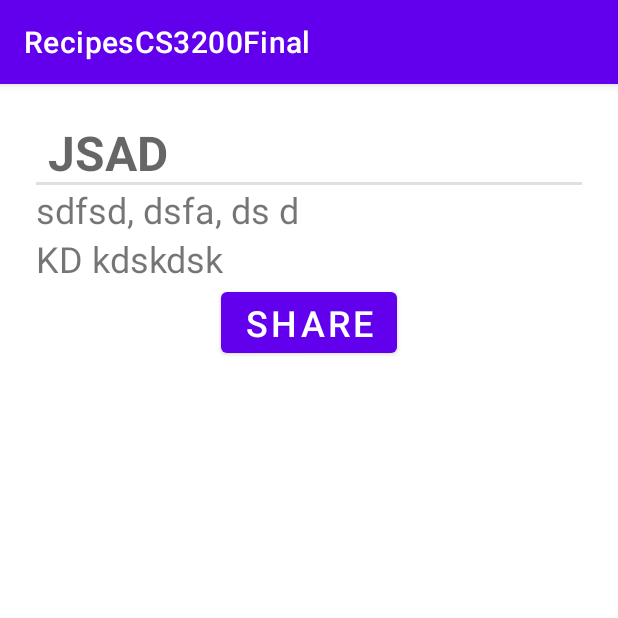
After one commit to jacedave/more-recipes, an Android app: the fragment RecipeFragment placed in its activity, on a phone screen of 412 x 824 dp, the top half of it. The commit adds this screen. Run offline under Robolectric (Android 15) with nearby library versions, the phone set to English and light mode, and no system bars; 5 statements that could not run were skipped.

Commit message:
running well

```diff
--- a/app/build.gradle
+++ b/app/build.gradle
@@ -39,6 +39,12 @@ dependencies {
     implementation 'androidx.appcompat:appcompat:1.2.0'
     implementation 'com.google.android.material:material:1.3.0'
     implementation 'androidx.constraintlayout:constraintlayout:2.0.4'
+    implementation 'com.squareup.retrofit2:retrofit:2.9.0'
+    implementation 'com.squareup.retrofit2:converter-scalars:2.9.0'
+    implementation 'com.google.code.gson:gson:2.8.6'
+    implementation 'com.squareup.retrofit2:converter-gson:2.9.0'
+    implementation 'androidx.lifecycle:lifecycle-extensions:2.2.0'
+    implementation 'androidx.recyclerview:recyclerview:1.2.0'
     testImplementation 'junit:junit:4.+'
     androidTestImplementation 'androidx.test.ext:junit:1.1.2'
     androidTestImplementation 'androidx.test.espresso:espresso-core:3.3.0'
--- a/app/src/main/AndroidManifest.xml
+++ b/app/src/main/AndroidManifest.xml
@@ -1,6 +1,8 @@
 <?xml version="1.0" encoding="utf-8"?>
 <manifest xmlns:android="http://schemas.android.com/apk/res/android"
     package="com.example.recipescs3200final">
+
+    <uses-permission android:name="android.permission.INTERNET" />
 
     <application
         android:allowBackup="true"
--- /dev/null
+++ b/app/src/main/java/com/example/recipescs3200final/Fetcher.kt
@@ -0,0 +1,48 @@
+package com.example.recipescs3200final
+
+import android.util.Log
+import androidx.lifecycle.LiveData
+import androidx.lifecycle.MutableLiveData
+import com.example.recipescs3200final.api.MyAPI
+import retrofit2.Call
+import retrofit2.Callback
+import retrofit2.Response
+import retrofit2.Retrofit
+import retrofit2.converter.gson.GsonConverterFactory
+import retrofit2.converter.scalars.ScalarsConverterFactory
+
+private const val TAG = "Fetcher"
+
+class Fetcher {
+
+    private val myAPI: MyAPI
+
+    init {
+        val retrofit: Retrofit = Retrofit.Builder()
+            .baseUrl("https://api.jsonbin.io/v3/")
+            .addConverterFactory(GsonConverterFactory.create())
+            .build()
+
+        myAPI = retrofit.create(MyAPI::class.java)
+    }
+
+    fun fetchContents(): LiveData<List<RecipeItem>> {
+        val responseLiveData: MutableLiveData<List<RecipeItem>> = MutableLiveData()
+
+        val myRequest: Call<RecipeResponse> = myAPI.fetchContents()
+
+        myRequest.enqueue(object: Callback<RecipeResponse> {
+            override fun onFailure(call: Call<RecipeResponse>, t: Throwable) {
+                Log.e(TAG, "Failed to fetch data", t)
+            }
+
+            override fun onResponse(call: Call<RecipeResponse>, response: Response<RecipeResponse>) {
+                Log.d(TAG, "Response received")
+                val recipeResponse: RecipeResponse? = response.body()
+                val recipeList: List<RecipeItem> = recipeResponse?.recipeList ?: mutableListOf()
+                responseLiveData.value = recipeList
+            }
+        })
+        return responseLiveData
+    }
+}
--- a/app/src/main/java/com/example/recipescs3200final/MainActivity.kt
+++ b/app/src/main/java/com/example/recipescs3200final/MainActivity.kt
@@ -3,13 +3,24 @@ package com.example.recipescs3200final
 import androidx.appcompat.app.AppCompatActivity
 import android.os.Bundle
 
-class MainActivity : AppCompatActivity() {
+private const val TAG = "MainActivity"
+
+class MainActivity : AppCompatActivity(), RecipeListFragment.Callbacks {
     override fun onCreate(savedInstanceState: Bundle?) {
         super.onCreate(savedInstanceState)
         setContentView(R.layout.activity_main)
 
+        val isFragmentContainerEmpty = savedInstanceState == null
+        if (isFragmentContainerEmpty) {
+            supportFragmentManager.beginTransaction().add(R.id.fragmentContainer, RecipeListFragment.newInstance()).commit()
+        }
+
         // api url - https://api.jsonbin.io/b/606c86db639769186474a424/1
+    }
 
+    override fun onRecipeSelected(recipe: RecipeItem) {
+        val fragment = RecipeFragment.newInstance(recipe)
+        supportFragmentManager.beginTransaction().replace(R.id.fragmentContainer, fragment).addToBackStack(null).commit()
+    }
 
-    }
 }
--- /dev/null
+++ b/app/src/main/java/com/example/recipescs3200final/RecipeFragment.kt
@@ -0,0 +1,72 @@
+package com.example.recipescs3200final
+
+import android.os.Bundle
+import android.view.LayoutInflater
+import android.view.View
+import android.view.ViewGroup
+import android.widget.Button
+import android.widget.TextView
+import androidx.fragment.app.Fragment
+
+private const val ARG_RECIPE_ID = "recipe_ID"
+private const val ARG_RECIPE_NAME = "recipe_name"
+private const val ARG_RECIPE_NUMOFING = "recipe_numofing"
+private const val ARG_RECIPE_INGREDIENTS = "recipe_ingredients"
+private const val ARG_RECIPE_DIRECTIONS = "recipe_directions"
+
+class RecipeFragment : Fragment() {
+    private lateinit var recipe: RecipeItem
+    private lateinit var nameTextView: TextView
+    private lateinit var ingredientsTextView: TextView
+    private lateinit var directionsTextView: TextView
+    private lateinit var shareButton: Button
+
+    override fun onCreate(savedInstanceState: Bundle?) {
+        super.onCreate(savedInstanceState)
+        recipe = RecipeItem(1, "jsad", 3, "sdfsd, dsfa, ds d", "KD kdskdsk")
+        recipe.id = arguments?.getSerializable(ARG_RECIPE_ID) as Int
+        recipe.name = arguments?.getSerializable(ARG_RECIPE_NAME) as String
+        recipe.numofings = arguments?.getSerializable(ARG_RECIPE_NUMOFING) as Int
+        recipe.ingredients = arguments?.getSerializable(ARG_RECIPE_INGREDIENTS) as String
+        recipe.directions = arguments?.getSerializable(ARG_RECIPE_DIRECTIONS) as String
+    }
+
+    override fun onCreateView(
+        inflater: LayoutInflater,
+        container: ViewGroup?,
+        savedInstanceState: Bundle?
+    ): View? {
+        val view = inflater.inflate(R.layout.fragment_recipe, container, false)
+
+        nameTextView = view.findViewById(R.id.name)
+        ingredientsTextView = view.findViewById(R.id.ingredients)
+        directionsTextView = view.findViewById(R.id.directions)
+        shareButton = view.findViewById(R.id.share_button)
+
+        return view
+    }
+
+    override fun onViewCreated(view: View, savedInstanceState: Bundle?) {
+        super.onViewCreated(view, savedInstanceState)
+
+        nameTextView.text = recipe.name
+        ingredientsTextView.text = recipe.ingredients
+        directionsTextView.text = recipe.directions
+    }
+
+    companion object {
+        fun newInstance(recipeItem: RecipeItem) : RecipeFragment {
+            val fragment = RecipeFragment()
+
+            val arguments = Bundle()
+            arguments.putSerializable(ARG_RECIPE_ID, recipeItem.id)
+            arguments.putSerializable(ARG_RECIPE_NAME, recipeItem.name)
+            arguments.putSerializable(ARG_RECIPE_NUMOFING, recipeItem.numofings)
+            arguments.putSerializable(ARG_RECIPE_INGREDIENTS, recipeItem.ingredients)
+            arguments.putSerializable(ARG_RECIPE_DIRECTIONS, recipeItem.directions)
+            fragment.arguments = arguments
+
+            return fragment
+        }
+    }
+}
--- /dev/null
+++ b/app/src/main/java/com/example/recipescs3200final/RecipeItem.kt
@@ -0,0 +1,9 @@
+package com.example.recipescs3200final
+
+data class RecipeItem(
+    var id: Int,
+    var name: String,
+    var numofings: Int,
+    var ingredients: String,
+    var directions: String
+    )
--- /dev/null
+++ b/app/src/main/java/com/example/recipescs3200final/RecipeListFragment.kt
@@ -0,0 +1,114 @@
+package com.example.recipescs3200final
+
+import android.content.Context
+import android.os.Bundle
+import android.util.Log
+import android.view.LayoutInflater
+import android.view.View
+import android.view.ViewGroup
+import android.widget.TextView
+import android.widget.Toast
+import androidx.fragment.app.Fragment
+import androidx.lifecycle.LiveData
+import androidx.lifecycle.Observer
+import androidx.lifecycle.ViewModelProvider
+import androidx.lifecycle.ViewModelProviders
+import androidx.recyclerview.widget.LinearLayoutManager
+import androidx.recyclerview.widget.RecyclerView
+import com.example.recipescs3200final.api.MyAPI
+import retrofit2.Call
+import retrofit2.Callback
+import retrofit2.Response
+import retrofit2.Retrofit
+import retrofit2.converter.scalars.ScalarsConverterFactory
+
+private const val TAG = "RecipeListFragment"
+
+class RecipeListFragment : Fragment(){
+
+    interface Callbacks {
+        fun onRecipeSelected(recipeItem: RecipeItem)
+    }
+
+    private var callbacks: Callbacks? = null
+
+    private lateinit var recipeListViewModel: RecipeListViewModel
+    private lateinit var recipeRecyclerView: RecyclerView
+
+    override fun onAttach(context: Context) {
+        super.onAttach(context)
+        callbacks = context as Callbacks?
+    }
+
+    override fun onCreate(savedInstanceState: Bundle?) {
+        super.onCreate(savedInstanceState)
+
+        recipeListViewModel = ViewModelProvider(this).get(RecipeListViewModel::class.java)
+    }
+
+    override fun onCreateView(
+        inflater: LayoutInflater,
+        container: ViewGroup?,
+        savedInstanceState: Bundle?
+    ): View? {
+        val view = inflater.inflate(R.layout.fragment_recipe_list, container, false)
+
+        recipeRecyclerView = view.findViewById(R.id.recipe_recycler_view)
+        recipeRecyclerView.layoutManager = LinearLayoutManager(context)
+
+        return view
+    }
+
+    override fun onViewCreated(view: View, savedInstanceState: Bundle?) {
+        super.onViewCreated(view, savedInstanceState)
+        recipeListViewModel.recipeListItemLiveData.observe(viewLifecycleOwner, Observer { recipeItems ->
+            recipeRecyclerView.adapter = RecipeAdapter(recipeItems)
+        })
+    }
+
+    override fun onDetach() {
+        super.onDetach()
+        callbacks = null
+    }
+
+    private inner class RecipeHolder(view: View) : RecyclerView.ViewHolder(view), View.OnClickListener {
+
+        private lateinit var recipe: RecipeItem
+
+        init {
+            itemView.setOnClickListener(this)
+        }
+
+        val nameTextView: TextView = itemView.findViewById(R.id.recipe_name)
+        val ingredientsTextView: TextView = itemView.findViewById(R.id.recipe_ingredients)
+
+        fun bind(recipe: RecipeItem) {
+            this.recipe = recipe
+            nameTextView.text = this.recipe.name
+            ingredientsTextView.text = this.recipe.ingredients
+        }
+
+        override fun onClick(v: View?) {
+            callbacks?.onRecipeSelected(recipe)
+        }
+    }
+
+    private inner class RecipeAdapter( var recipes: List<RecipeItem> ) : RecyclerView.Adapter<RecipeHolder>() {
+
+        override fun onCreateViewHolder(parent: ViewGroup, viewType: Int): RecipeHolder {
+            val view = layoutInflater.inflate(R.layout.list_item_recipe, parent, false)
+            return RecipeHolder(view)
+        }
+
+        override fun getItemCount() = recipes.size
+
+        override fun onBindViewHolder(holder: RecipeHolder, position: Int) {
+            val recipe = recipes[position]
+            holder.bind(recipe)
+        }
+    }
+
+    companion object {
+        fun newInstance() = RecipeListFragment()
+    }
+}
--- /dev/null
+++ b/app/src/main/java/com/example/recipescs3200final/RecipeListViewModel.kt
@@ -0,0 +1,13 @@
+package com.example.recipescs3200final
+
+import androidx.lifecycle.LiveData
+import androidx.lifecycle.ViewModel
+
+class RecipeListViewModel : ViewModel() {
+
+    val recipeListItemLiveData: LiveData<List<RecipeItem>>
+
+    init {
+        recipeListItemLiveData = Fetcher().fetchContents()
+    }
+}
--- /dev/null
+++ b/app/src/main/java/com/example/recipescs3200final/api/MyAPI.kt
@@ -0,0 +1,12 @@
+package com.example.recipescs3200final.api
+
+
+import com.example.recipescs3200final.RecipeResponse
+import retrofit2.Call
+import retrofit2.http.GET
+
+interface MyAPI {
+
+    @GET("b/606c86db639769186474a424/1/")
+    fun fetchContents(): Call<RecipeResponse>
+}
--- /dev/null
+++ b/app/src/main/res/layout/fragment_recipe.xml
@@ -0,0 +1,40 @@
+<?xml version="1.0" encoding="utf-8"?>
+<LinearLayout xmlns:android="http://schemas.android.com/apk/res/android"
+    android:orientation="vertical"
+    android:layout_width="match_parent"
+    android:layout_height="match_parent"
+    android:layout_margin="24dp">
+
+    <TextView
+        style="?android:listSeparatorTextViewStyle"
+        android:layout_width="match_parent"
+        android:layout_height="wrap_content"
+        android:text="@string/recipe_name"
+        android:textSize="32sp"
+        android:id="@+id/name"/>
+
+    <TextView
+        android:layout_width="match_parent"
+        android:layout_height="wrap_content"
+        android:text="@string/ingredients"
+        android:layout_gravity="center"
+        android:textSize="24sp"
+        android:id="@+id/ingredients"/>
+
+    <TextView
+        android:layout_width="match_parent"
+        android:layout_height="wrap_content"
+        android:text="@string/directions"
+        android:layout_gravity="center"
+        android:textSize="24sp"
+        android:id="@+id/directions"/>
+
+    <Button
+        android:layout_width="wrap_content"
+        android:layout_height="wrap_content"
+        android:id="@+id/share_button"
+        android:textSize="24sp"
+        android:layout_gravity="center"
+        android:text="@string/share"/>
+
+</LinearLayout>
--- /dev/null
+++ b/app/src/main/res/layout/fragment_recipe_list.xml
@@ -0,0 +1,6 @@
+<?xml version="1.0" encoding="utf-8"?>
+<androidx.recyclerview.widget.RecyclerView
+    xmlns:android="http://schemas.android.com/apk/res/android"
+    android:id="@+id/recipe_recycler_view"
+    android:layout_width="match_parent"
+    android:layout_height="match_parent"/>
--- a/app/src/main/res/values/strings.xml
+++ b/app/src/main/res/values/strings.xml
@@ -1,3 +1,7 @@
 <resources>
     <string name="app_name">RecipesCS3200Final</string>
+    <string name="recipe_name">Recipe Name</string>
+    <string name="ingredients">Ingredients</string>
+    <string name="share">SHARE</string>
+    <string name="directions">Directions</string>
 </resources>
```
Also changed, not shown: app/src/main/java/com/example/recipescs3200final/RecipeResponse.kt (added, +8 -0 lines), app/src/main/res/layout/list_item_recipe.xml (added, +20 -0 lines), gradle/wrapper/gradle-wrapper.properties.
